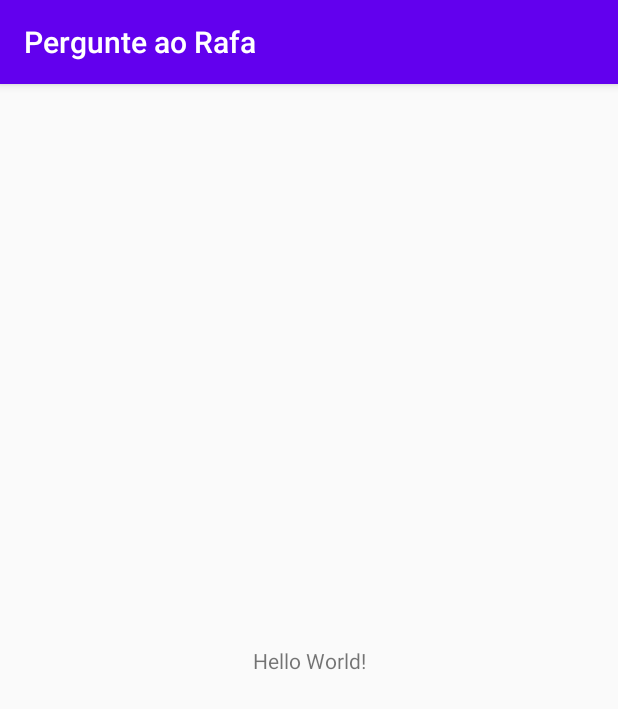
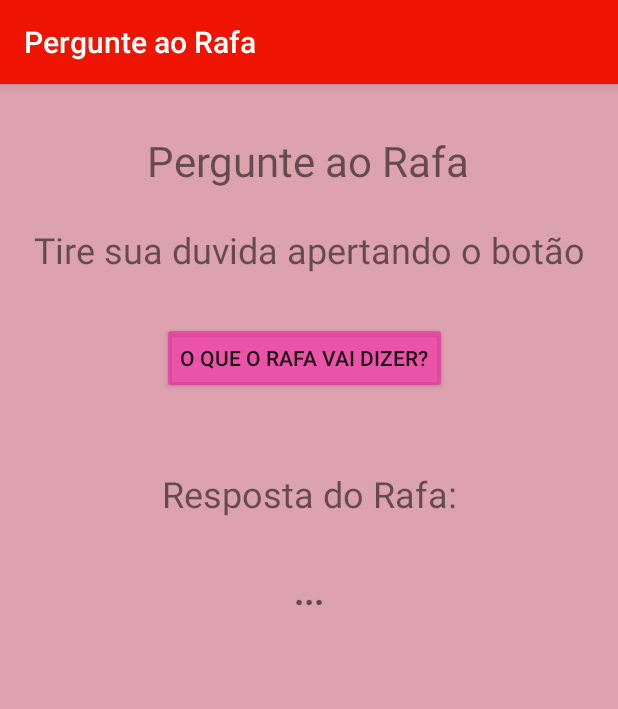
Before and after one commit to rennanxsz/PergunteAoRafa, an Android app: the screen it shows after launch (MainActivity), on a phone screen of 412 x 824 dp. Shown: the top 709 px of the screen. Run offline under Robolectric (Android 15) with nearby library versions, the phone set to English and light mode, and no system bars.

Commit message:
Inicio do codigo

```diff
--- a/app/src/main/AndroidManifest.xml
+++ b/app/src/main/AndroidManifest.xml
@@ -9,7 +9,9 @@
         android:roundIcon="@mipmap/ic_launcher_round"
         android:supportsRtl="true"
         android:theme="@style/AppTheme">
-        <activity android:name=".MainActivity">
+        <activity android:name=".MainActivity"
+            android:screenOrientation="sensor"
+            >
             <intent-filter>
                 <action android:name="android.intent.action.MAIN" />
 
--- a/app/src/main/java/com/example/pergunteaorafa/MainActivity.java
+++ b/app/src/main/java/com/example/pergunteaorafa/MainActivity.java
@@ -3,6 +3,7 @@ package com.example.pergunteaorafa;
 import androidx.appcompat.app.AppCompatActivity;
 
 import android.os.Bundle;
+import android.view.View;
 
 public class MainActivity extends AppCompatActivity {
 
@@ -11,4 +12,8 @@ public class MainActivity extends AppCompatActivity {
         super.onCreate(savedInstanceState);
         setContentView(R.layout.activity_main);
     }
+
+    public void gerarFrase(View view){
+
+    }
 }
--- a/app/src/main/res/layout/activity_main.xml
+++ b/app/src/main/res/layout/activity_main.xml
@@ -4,15 +4,65 @@
     xmlns:tools="http://schemas.android.com/tools"
     android:layout_width="match_parent"
     android:layout_height="match_parent"
+    android:background="#6BB02742"
     tools:context=".MainActivity">
 
     <TextView
+        android:id="@+id/textView4"
         android:layout_width="wrap_content"
         android:layout_height="wrap_content"
-        android:text="Hello World!"
-        app:layout_constraintBottom_toBottomOf="parent"
-        app:layout_constraintLeft_toLeftOf="parent"
-        app:layout_constraintRight_toRightOf="parent"
+        android:layout_marginTop="32dp"
+        android:text="Pergunte ao Rafa"
+        android:textSize="28sp"
+        app:layout_constraintEnd_toEndOf="parent"
+        app:layout_constraintHorizontal_bias="0.498"
+        app:layout_constraintStart_toStartOf="parent"
         app:layout_constraintTop_toTopOf="parent" />
 
+    <TextView
+        android:id="@+id/textView5"
+        android:layout_width="wrap_content"
+        android:layout_height="wrap_content"
+        android:layout_marginTop="24dp"
+        android:text="Tire sua duvida apertando o botão"
+        android:textSize="24sp"
+        app:layout_constraintEnd_toEndOf="parent"
+        app:layout_constraintStart_toStartOf="parent"
+        app:layout_constraintTop_toBottomOf="@+id/textView4" />
+
+    <Button
+        android:id="@+id/button2"
+        android:layout_width="wrap_content"
+        android:layout_height="wrap_content"
+        android:layout_marginTop="32dp"
+        android:backgroundTint="#9CF321A6"
+        android:onClick="gerarFrase"
+        android:text="O que o Rafa vai dizer?"
+        app:layout_constraintEnd_toEndOf="parent"
+        app:layout_constraintHorizontal_bias="0.486"
+        app:layout_constraintStart_toStartOf="parent"
+        app:layout_constraintTop_toBottomOf="@+id/textView5" />
+
+    <TextView
+        android:id="@+id/textView6"
+        android:layout_width="wrap_content"
+        android:layout_height="wrap_content"
+        android:layout_marginTop="50dp"
+        android:text="Resposta do Rafa:"
+        android:textSize="24sp"
+        app:layout_constraintEnd_toEndOf="parent"
+        app:layout_constraintStart_toStartOf="parent"
+        app:layout_constraintTop_toBottomOf="@+id/button2" />
+
+    <TextView
+        android:id="@+id/textView7"
+        android:layout_width="wrap_content"
+        android:layout_height="wrap_content"
+        android:layout_marginTop="32dp"
+        android:text="..."
+        android:textSize="24sp"
+        android:textStyle="bold"
+        app:layout_constraintEnd_toEndOf="parent"
+        app:layout_constraintStart_toStartOf="parent"
+        app:layout_constraintTop_toBottomOf="@+id/textView6" />
 </androidx.constraintlayout.widget.ConstraintLayout>
--- a/app/src/main/res/values/colors.xml
+++ b/app/src/main/res/values/colors.xml
@@ -1,6 +1,6 @@
 <?xml version="1.0" encoding="utf-8"?>
 <resources>
-    <color name="colorPrimary">#6200EE</color>
-    <color name="colorPrimaryDark">#3700B3</color>
+    <color name="colorPrimary">#EE1400</color>
+    <color name="colorPrimaryDark">#B30033</color>
     <color name="colorAccent">#03DAC5</color>
 </resources>
```
